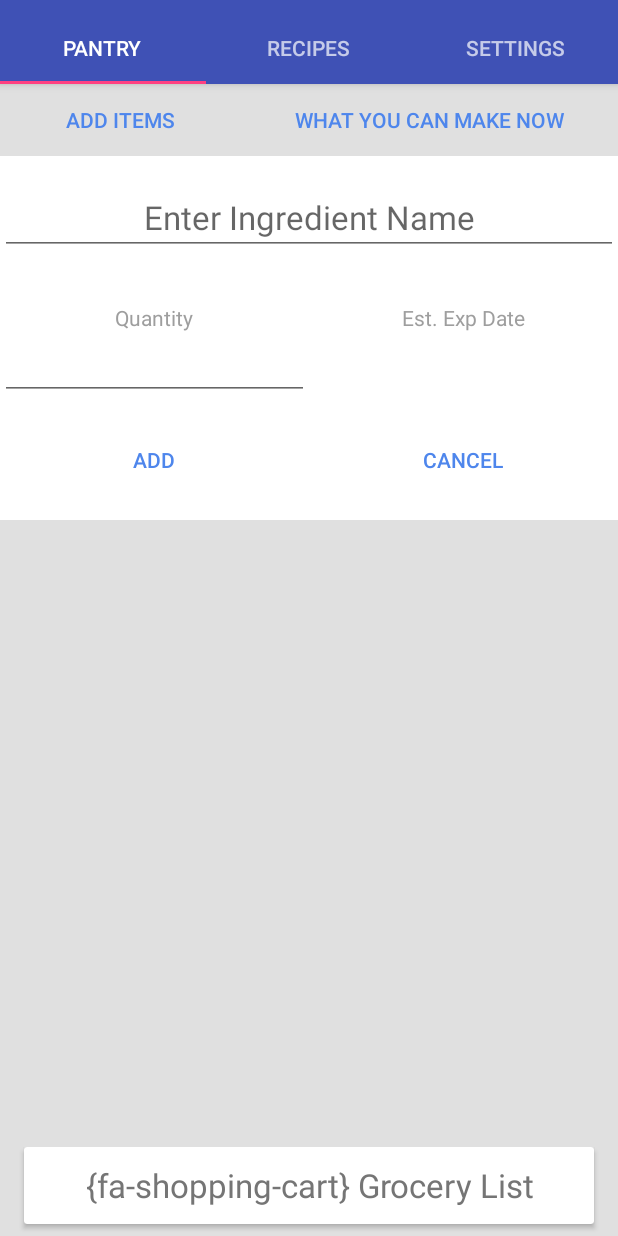
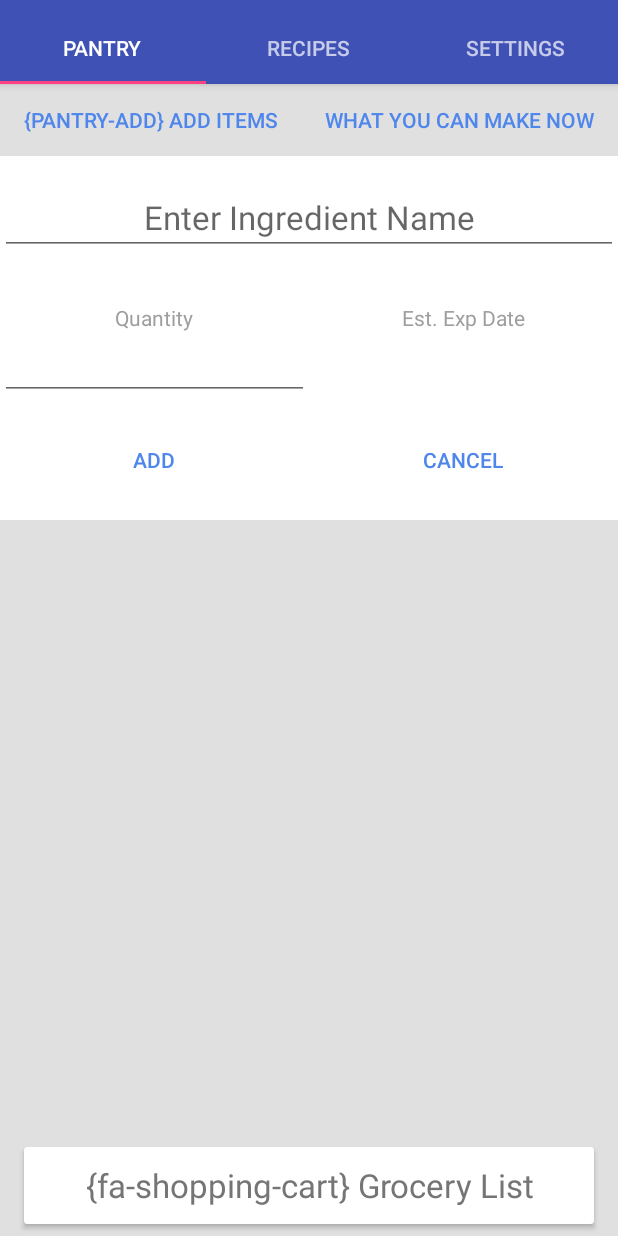
Before and after one commit to ManasGeorge/Cornucopia, an Android app: the screen it shows after launch (MainActivity), after a tap on "ADD", on a phone screen of 412 x 824 dp. Run offline under Robolectric (Android 15) with nearby library versions, the phone set to English and light mode, and no system bars; libraries missing offline, so code that uses them is left out: android.support.percent, com.joanzapata.iconify, io.realm; plain views replace IconButton, IconTextView, PercentRelativeLayout; 9 statements that could not run were skipped; 2 other taps on this screen came first.

Commit message:
Added custom icons, as well as the add to pantry icon

```diff
--- a/Cornucopia_App/app/src/main/java/com/cornucopia/cornucopia_app/MyApplication.java
+++ b/Cornucopia_App/app/src/main/java/com/cornucopia/cornucopia_app/MyApplication.java
@@ -2,6 +2,7 @@ package com.cornucopia.cornucopia_app;
 
 import android.app.Application;
 
+import com.cornucopia.cornucopia_app.businessLogic.CustomIconsModule;
 import com.cornucopia.cornucopia_app.model.GroceryIngredient;
 import com.cornucopia.cornucopia_app.model.PantryIngredient;
 import com.joanzapata.iconify.Iconify;
@@ -52,6 +53,6 @@ public class MyApplication extends Application {
         Realm.deleteRealm(realmConfig); // Delete Realm between app restarts (testing only)
         Realm.setDefaultConfiguration(realmConfig);
 
-        Iconify.with(new FontAwesomeModule());
+        Iconify.with(new FontAwesomeModule()).with(new CustomIconsModule());
     }
 }
--- a/Cornucopia_App/app/src/main/res/values/strings.xml
+++ b/Cornucopia_App/app/src/main/res/values/strings.xml
@@ -4,7 +4,7 @@
     <string name="add">Add</string>
 
     <!-- Pantry List -->
-    <string name="pantry_add_items_button_text">Add Items</string>
+    <string name="pantry_add_items_button_text">{pantry-add} Add Items</string>
     <string name="pantry_what_you_can_make_now_button_text">What you can make now</string>
 
     <!-- Pantry -->
@@ -14,7 +14,7 @@
 
     <string name="pantry_move_to_grocery_list_button_text">{fa-cart-plus} Move to grocery list</string>
     <string name="pantry_remove_button_text">{fa-trash} Remove</string>
-    <string name="empty_pantry_message">Tap Add Items to insert food into your pantry</string>
+    <string name="empty_pantry_message">Tap {pantry-add} Add Items to insert food into your pantry</string>
     <string name="pantry_ingredient_list_show_grocery_list_text">{fa-shopping-cart} Grocery List</string>
 
     <!-- Grocery -->
@@ -26,7 +26,7 @@
     <string name="grocery_expiration_date_title">Exp Date</string>
     <string name="grocery_quantity_title">Quantity</string>
 
-    <string name="grocery_move_to_pantry_button_text">Move to pantry</string>
+    <string name="grocery_move_to_pantry_button_text">{pantry-add} Move to pantry</string>
     <string name="grocery_remove_button_text">{fa-trash} Remove</string>
     <string name="empty_grocery_message">Tap {fa-cart-plus} Add Items to insert food into your grocery</string>
     <string name="grocery_ingredient_list_show_grocery_list_text">(this is probably a mistake)</string>
```
